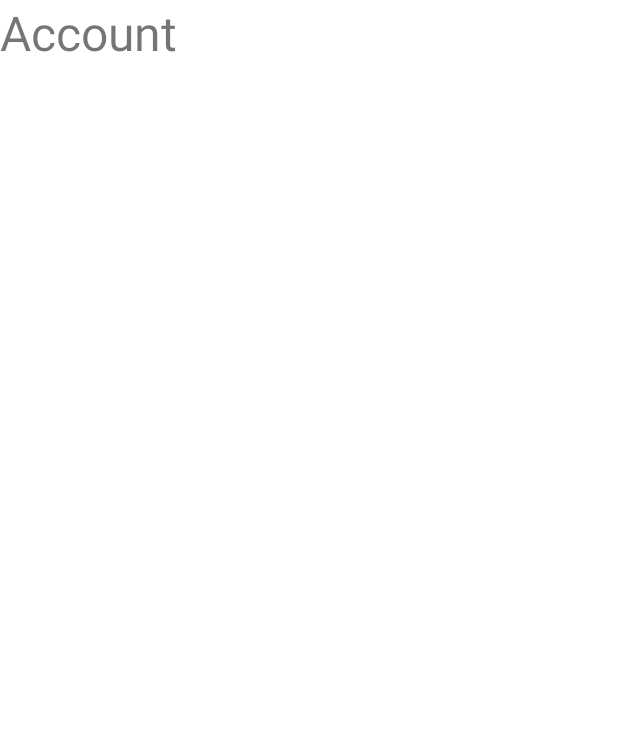
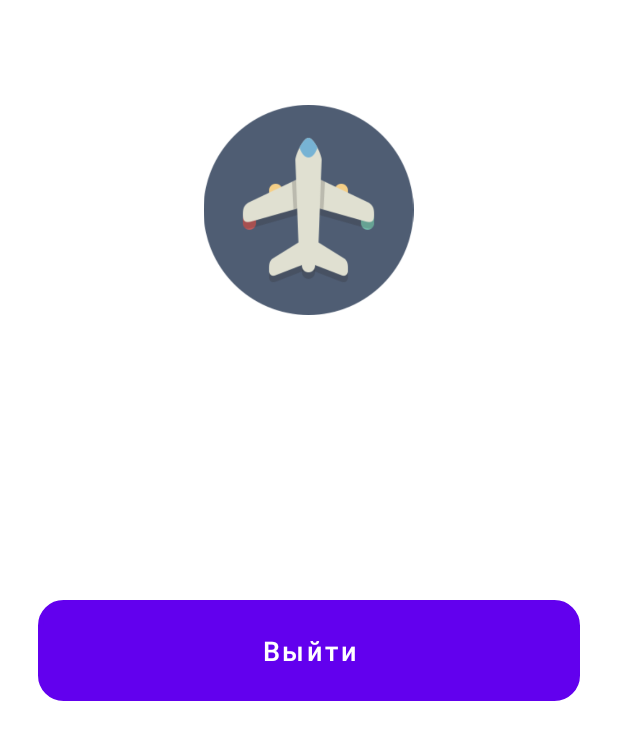
Before and after one commit to RussiaFPS/tourist, an Android app: the layout fragment_account.xml on its own in the app's theme, with its tools: preview values and no code run, on a phone screen of 412 x 824 dp. Shown: the top 740 px of the screen. Run offline under Robolectric (Android 15) with nearby library versions, the phone set to English and light mode, and no system bars.

Commit message:
Добавлена страница с аккаунтом и проверки на вход и сохранение данных при входе

```diff
--- a/app/src/main/java/ru/mirea/tourist/Model/Users.java
+++ b/app/src/main/java/ru/mirea/tourist/Model/Users.java
@@ -2,6 +2,7 @@ package ru.mirea.tourist.Model;
 
 public class Users {
     public static boolean isUserAuthorized;
+    public static String login_name;
     private String login,pass;
 
     public Users(){
--- a/app/src/main/java/ru/mirea/tourist/Profile.java
+++ b/app/src/main/java/ru/mirea/tourist/Profile.java
@@ -77,7 +77,6 @@ public class Profile extends Fragment {
             mParam1 = getArguments().getString(ARG_PARAM1);
             mParam2 = getArguments().getString(ARG_PARAM2);
         }
-
     }
 
     @Override
@@ -194,6 +193,11 @@ public class Profile extends Fragment {
                             if(usersData.getPass().equals(pass)){
                                 Toast.makeText(getActivity(), "Успешно", Toast.LENGTH_SHORT).show();
                                 Users.isUserAuthorized = true;
+                                Users.login_name = login;
+
+
+                                loginInput.setText("");
+                                passInput.setText("");
 
                                 Account accountFragment = new Account();
                                 FragmentTransaction transaction = getFragmentManager().beginTransaction();
--- a/app/src/main/res/layout/fragment_account.xml
+++ b/app/src/main/res/layout/fragment_account.xml
@@ -1,15 +1,45 @@
 <?xml version="1.0" encoding="utf-8"?>
-<FrameLayout xmlns:android="http://schemas.android.com/apk/res/android"
+<RelativeLayout xmlns:android="http://schemas.android.com/apk/res/android"
     xmlns:tools="http://schemas.android.com/tools"
     android:layout_width="match_parent"
     android:layout_height="match_parent"
     tools:context=".Account">
 
     <!-- TODO: Update blank fragment layout -->
+
+    <ImageView
+        android:src ="@drawable/logo"
+        android:layout_centerHorizontal="true"
+        android:layout_marginTop="70dp"
+        android:layout_width="370dp"
+        android:layout_height="140dp"
+        />
+
     <TextView
+        android:id="@+id/User_name"
+        android:layout_width="300dp"
+        android:layout_marginTop="230dp"
+        android:layout_height="wrap_content"
+        android:text=""
+        android:layout_centerHorizontal="true"
+        android:textAlignment="center"
+        android:textSize="32sp"
+        android:textStyle="bold" />
+
+    <Button
+        android:id="@+id/exit_btn"
         android:layout_width="match_parent"
-        android:layout_height="match_parent"
-        android:text="Account"
-        android:textSize="32sp"/>
+        android:layout_height="wrap_content"
+        android:layout_marginLeft="25dp"
+        android:layout_marginRight="25dp"
+        android:layout_marginTop="400dp"
+        android:background="@drawable/input_design"
+        android:padding="15dp"
+        android:text="Выйти"
+        android:textAllCaps="false"
+        android:textSize="18sp"
+        android:textColor="@android:color/white"
+        />
 
-</FrameLayout>
+
+</RelativeLayout>
```
Also changed, not shown: app/src/main/java/ru/mirea/tourist/Account.java (+29 -1 lines).
